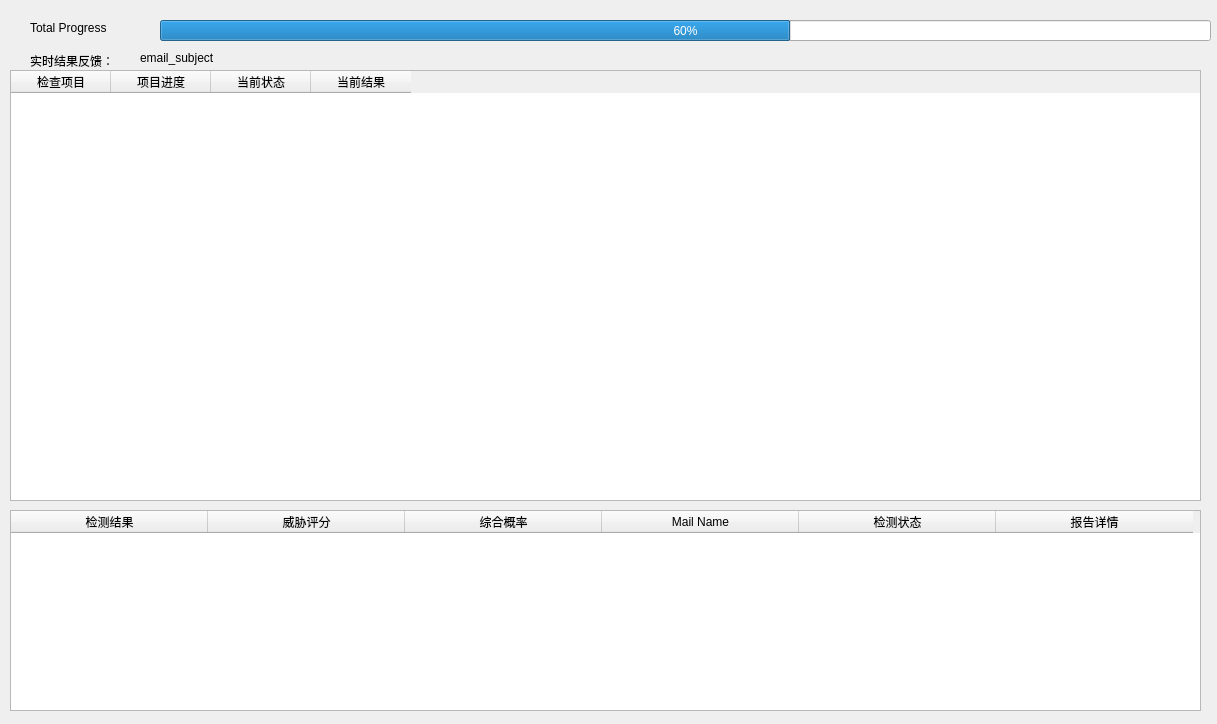
The window that ui/view/DetectReport.ui (LunziQwQ/Phishing-email-filter) describes before a commit, drawn with Qt 5.
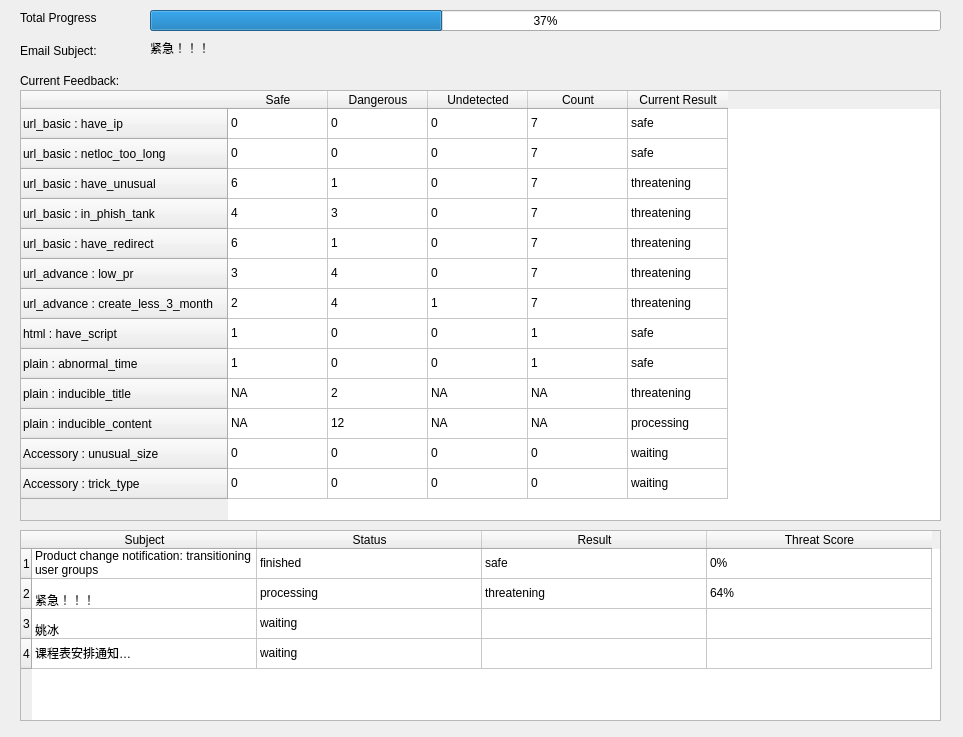
The same window after the commit.

Patch:
```diff
--- a/ui/view/DetectReport.ui
+++ b/ui/view/DetectReport.ui
@@ -6,8 +6,8 @@
    <rect>
     <x>0</x>
     <y>0</y>
-    <width>1217</width>
-    <height>724</height>
+    <width>963</width>
+    <height>737</height>
    </rect>
   </property>
   <property name="windowTitle">
@@ -16,21 +16,21 @@
   <widget class="QProgressBar" name="progressBar">
    <property name="geometry">
     <rect>
-     <x>160</x>
-     <y>20</y>
-     <width>1051</width>
+     <x>150</x>
+     <y>10</y>
+     <width>791</width>
      <height>21</height>
     </rect>
    </property>
    <property name="value">
-    <number>60</number>
+    <number>37</number>
    </property>
   </widget>
   <widget class="QLabel" name="label_2">
    <property name="geometry">
     <rect>
-     <x>30</x>
-     <y>20</y>
+     <x>20</x>
+     <y>10</y>
      <width>121</width>
      <height>16</height>
     </rect>
@@ -42,33 +42,38 @@
   <widget class="QTableWidget" name="tableWidget_2">
    <property name="geometry">
     <rect>
-     <x>10</x>
-     <y>510</y>
-     <width>1191</width>
-     <height>201</height>
+     <x>20</x>
+     <y>530</y>
+     <width>921</width>
+     <height>191</height>
     </rect>
    </property>
    <attribute name="horizontalHeaderDefaultSectionSize">
-    <number>197</number>
+    <number>225</number>
    </attribute>
-   <column>
+   <row>
     <property name="text">
-     <string>检测结果</string>
+     <string>1</string>
     </property>
-   </column>
-   <column>
+   </row>
+   <row>
     <property name="text">
-     <string>威胁评分</string>
+     <string>2</string>
     </property>
-   </column>
-   <column>
+   </row>
+   <row>
     <property name="text">
-     <string>综合概率</string>
+     <string>3</string>
     </property>
-   </column>
+   </row>
+   <row>
+    <property name="text">
+     <string>4</string>
+    </property>
+   </row>
    <column>
     <property name="text">
-     <string>Mail Name</string>
+     <string>Subject</string>
     </property>
     <property name="font">
      <font>
@@ -78,69 +83,554 @@
    </column>
    <column>
     <property name="text">
-     <string>检测状态</string>
+     <string>Status</string>
     </property>
    </column>
    <column>
     <property name="text">
-     <string>报告详情</string>
+     <string>Result</string>
     </property>
    </column>
+   <column>
+    <property name="text">
+     <string>Threat Score</string>
+    </property>
+   </column>
+   <item row="0" column="0">
+    <property name="text">
+     <string>Product change notification: transitioning user groups</string>
+    </property>
+   </item>
+   <item row="0" column="1">
+    <property name="text">
+     <string>finished</string>
+    </property>
+   </item>
+   <item row="0" column="2">
+    <property name="text">
+     <string>safe</string>
+    </property>
+   </item>
+   <item row="0" column="3">
+    <property name="text">
+     <string>0%</string>
+    </property>
+   </item>
+   <item row="1" column="0">
+    <property name="text">
+     <string>
+紧急！！！</string>
+    </property>
+   </item>
+   <item row="1" column="1">
+    <property name="text">
+     <string>processing</string>
+    </property>
+   </item>
+   <item row="1" column="2">
+    <property name="text">
+     <string>threatening</string>
+    </property>
+   </item>
+   <item row="1" column="3">
+    <property name="text">
+     <string>64%</string>
+    </property>
+   </item>
+   <item row="2" column="0">
+    <property name="text">
+     <string>
+姚冰</string>
+    </property>
+   </item>
+   <item row="2" column="1">
+    <property name="text">
+     <string>waiting</string>
+    </property>
+   </item>
+   <item row="3" column="0">
+    <property name="text">
+     <string>课程表安排通知
+</string>
+    </property>
+   </item>
+   <item row="3" column="1">
+    <property name="text">
+     <string>waiting</string>
+    </property>
+   </item>
   </widget>
   <widget class="QLabel" name="label">
    <property name="geometry">
     <rect>
-     <x>30</x>
-     <y>50</y>
-     <width>121</width>
-     <height>21</height>
-    </rect>
-   </property>
-   <property name="text">
-    <string>实时结果反馈：</string>
-   </property>
-  </widget>
-  <widget class="QTableWidget" name="tableWidget">
-   <property name="geometry">
-    <rect>
-     <x>10</x>
+     <x>20</x>
      <y>70</y>
-     <width>1191</width>
+     <width>161</width>
+     <height>21</height>
+    </rect>
+   </property>
+   <property name="text">
+    <string>Current Feedback:</string>
+   </property>
+  </widget>
+  <widget class="QTableWidget" name="tableWidget">
+   <property name="geometry">
+    <rect>
+     <x>20</x>
+     <y>90</y>
+     <width>921</width>
      <height>431</height>
     </rect>
    </property>
+   <property name="autoScrollMargin">
+    <number>0</number>
+   </property>
+   <property name="verticalScrollMode">
+    <enum>QAbstractItemView::ScrollPerPixel</enum>
+   </property>
+   <property name="horizontalScrollMode">
+    <enum>QAbstractItemView::ScrollPerPixel</enum>
+   </property>
+   <row>
+    <property name="text">
+     <string>url_basic : have_ip</string>
+    </property>
+   </row>
+   <row>
+    <property name="text">
+     <string>url_basic : netloc_too_long</string>
+    </property>
+   </row>
+   <row>
+    <property name="text">
+     <string>url_basic : have_unusual</string>
+    </property>
+   </row>
+   <row>
+    <property name="text">
+     <string>url_basic : in_phish_tank</string>
+    </property>
+   </row>
+   <row>
+    <property name="text">
+     <string>url_basic : have_redirect</string>
+    </property>
+   </row>
+   <row>
+    <property name="text">
+     <string>url_advance : low_pr</string>
+    </property>
+   </row>
+   <row>
+    <property name="text">
+     <string>url_advance : create_less_3_month</string>
+    </property>
+   </row>
+   <row>
+    <property name="text">
+     <string>html : have_script</string>
+    </property>
+   </row>
+   <row>
+    <property name="text">
+     <string>plain : abnormal_time</string>
+    </property>
+   </row>
+   <row>
+    <property name="text">
+     <string>plain : inducible_title</string>
+    </property>
+   </row>
+   <row>
+    <property name="text">
+     <string>plain : inducible_content</string>
+    </property>
+   </row>
+   <row>
+    <property name="text">
+     <string>Accessory : unusual_size</string>
+    </property>
+   </row>
+   <row>
+    <property name="text">
+     <string>Accessory : trick_type</string>
+    </property>
+   </row>
    <column>
     <property name="text">
-     <string>检查项目</string>
+     <string>Safe</string>
     </property>
    </column>
    <column>
     <property name="text">
-     <string>项目进度</string>
+     <string>Dangerous</string>
     </property>
    </column>
    <column>
     <property name="text">
-     <string>当前状态</string>
+     <string>Undetected</string>
     </property>
    </column>
    <column>
     <property name="text">
-     <string>当前结果</string>
+     <string>Count</string>
     </property>
    </column>
+   <column>
+    <property name="text">
+     <string>Current Result</string>
+    </property>
+   </column>
+   <item row="0" column="0">
+    <property name="text">
+     <string>0</string>
+    </property>
+   </item>
+   <item row="0" column="1">
+    <property name="text">
+     <string>0</string>
+    </property>
+   </item>
+   <item row="0" column="2">
+    <property name="text">
+     <string>0</string>
+    </property>
+   </item>
+   <item row="0" column="3">
+    <property name="text">
+     <string>7</string>
+    </property>
+   </item>
+   <item row="0" column="4">
+    <property name="text">
+     <string>safe</string>
+    </property>
+   </item>
+   <item row="1" column="0">
+    <property name="text">
+     <string>0</string>
+    </property>
+   </item>
+   <item row="1" column="1">
+    <property name="text">
+     <string>0</string>
+    </property>
+   </item>
+   <item row="1" column="2">
+    <property name="text">
+     <string>0</string>
+    </property>
+   </item>
+   <item row="1" column="3">
+    <property name="text">
+     <string>7</string>
+    </property>
+   </item>
+   <item row="1" column="4">
+    <property name="text">
+     <string>safe</string>
+    </property>
+   </item>
+   <item row="2" column="0">
+    <property name="text">
+     <string>6</string>
+    </property>
+   </item>
+   <item row="2" column="1">
+    <property name="text">
+     <string>1</string>
+    </property>
+   </item>
+   <item row="2" column="2">
+    <property name="text">
+     <string>0</string>
+    </property>
+   </item>
+   <item row="2" column="3">
+    <property name="text">
+     <string>7</string>
+    </property>
+   </item>
+   <item row="2" column="4">
+    <property name="text">
+     <string>threatening</string>
+    </property>
+   </item>
+   <item row="3" column="0">
+    <property name="text">
+     <string>4</string>
+    </property>
+   </item>
+   <item row="3" column="1">
+    <property name="text">
+     <string>3</string>
+    </property>
+   </item>
+   <item row="3" column="2">
+    <property name="text">
+     <string>0</string>
+    </property>
+   </item>
+   <item row="3" column="3">
+    <property name="text">
+     <string>7</string>
+    </property>
+   </item>
+   <item row="3" column="4">
+    <property name="text">
+     <string>threatening</string>
+    </property>
+   </item>
+   <item row="4" column="0">
+    <property name="text">
+     <string>6</string>
+    </property>
+   </item>
+   <item row="4" column="1">
+    <property name="text">
+     <string>1</string>
+    </property>
+   </item>
+   <item row="4" column="2">
+    <property name="text">
+     <string>0</string>
+    </property>
+   </item>
+   <item row="4" column="3">
+    <property name="text">
+     <string>7</string>
+    </property>
+   </item>
+   <item row="4" column="4">
+    <property name="text">
+     <string>threatening</string>
+    </property>
+   </item>
+   <item row="5" column="0">
+    <property name="text">
+     <string>3</string>
+    </property>
+   </item>
+   <item row="5" column="1">
+    <property name="text">
+     <string>4</string>
+    </property>
+   </item>
+   <item row="5" column="2">
+    <property name="text">
+     <string>0</string>
+    </property>
+   </item>
+   <item row="5" column="3">
+    <property name="text">
+     <string>7</string>
+    </property>
+   </item>
+   <item row="5" column="4">
+    <property name="text">
+     <string>threatening</string>
+    </property>
+   </item>
+   <item row="6" column="0">
+    <property name="text">
+     <string>2</string>
+    </property>
+   </item>
+   <item row="6" column="1">
+    <property name="text">
+     <string>4</string>
+    </property>
+   </item>
+   <item row="6" column="2">
+    <property name="text">
+     <string>1</string>
+    </property>
+   </item>
+   <item row="6" column="3">
+    <property name="text">
+     <string>7</string>
+    </property>
+   </item>
+   <item row="6" column="4">
+    <property name="text">
+     <string>threatening</string>
+    </property>
+   </item>
+   <item row="7" column="0">
+    <property name="text">
+     <string>1</string>
+    </property>
+   </item>
+   <item row="7" column="1">
+    <property name="text">
+     <string>0</string>
+    </property>
+   </item>
+   <item row="7" column="2">
+    <property name="text">
+     <string>0</string>
+    </property>
+   </item>
+   <item row="7" column="3">
+    <property name="text">
+     <string>1</string>
+    </property>
+   </item>
+   <item row="7" column="4">
+    <property name="text">
+     <string>safe</string>
+    </property>
+   </item>
+   <item row="8" column="0">
+    <property name="text">
+     <string>1</string>
+    </property>
+   </item>
+   <item row="8" column="1">
+    <property name="text">
+     <string>0</string>
+    </property>
+   </item>
+   <item row="8" column="2">
+    <property name="text">
+     <string>0</string>
+    </property>
+   </item>
+   <item row="8" column="3">
+    <property name="text">
+     <string>1</string>
+    </property>
+   </item>
+   <item row="8" column="4">
+    <property name="text">
+     <string>safe</string>
+    </property>
+   </item>
+   <item row="9" column="0">
+    <property name="text">
+     <string>NA</string>
+    </property>
+   </item>
+   <item row="9" column="1">
+    <property name="text">
+     <string>2</string>
+    </property>
+   </item>
+   <item row="9" column="2">
+    <property name="text">
+     <string>NA</string>
+    </property>
+   </item>
+   <item row="9" column="3">
+    <property name="text">
+     <string>NA</string>
+    </property>
+   </item>
+   <item row="9" column="4">
+    <property name="text">
+     <string>threatening</string>
+    </property>
+   </item>
+   <item row="10" column="0">
+    <property name="text">
+     <string>NA</string>
+    </property>
+   </item>
+   <item row="10" column="1">
+    <property name="text">
+     <string>12</string>
+    </property>
+   </item>
+   <item row="10" column="2">
+    <property name="text">
+     <string>NA</string>
+    </property>
+   </item>
+   <item row="10" column="3">
+    <property name="text">
+     <string>NA</string>
+    </property>
+   </item>
+   <item row="10" column="4">
+    <property name="text">
+     <string>processing</string>
+    </property>
+   </item>
+   <item row="11" column="0">
+    <property name="text">
+     <string>0</string>
+    </property>
+   </item>
+   <item row="11" column="1">
+    <property name="text">
+     <string>0</string>
+    </property>
+   </item>
+   <item row="11" column="2">
+    <property name="text">
+     <string>0</string>
+    </property>
+   </item>
+   <item row="11" column="3">
+    <property name="text">
+     <string>0</string>
+    </property>
+   </item>
+   <item row="11" column="4">
+    <property name="text">
+     <string>waiting</string>
+    </property>
+   </item>
+   <item row="12" column="0">
+    <property name="text">
+     <string>0</string>
+    </property>
+   </item>
+   <item row="12" column="1">
+    <property name="text">
+     <string>0</string>
+    </property>
+   </item>
+   <item row="12" column="2">
+    <property name="text">
+     <string>0</string>
+    </property>
+   </item>
+   <item row="12" column="3">
+    <property name="text">
+     <string>0</string>
+    </property>
+   </item>
+   <item row="12" column="4">
+    <property name="text">
+     <string>waiting</string>
+    </property>
+   </item>
   </widget>
   <widget class="QLabel" name="label_3">
    <property name="geometry">
     <rect>
-     <x>140</x>
-     <y>50</y>
+     <x>150</x>
+     <y>40</y>
      <width>141</width>
      <height>16</height>
     </rect>
    </property>
    <property name="text">
-    <string>email_subject</string>
+    <string>紧急！！！</string>
+   </property>
+  </widget>
+  <widget class="QLabel" name="label_4">
+   <property name="geometry">
+    <rect>
+     <x>20</x>
+     <y>40</y>
+     <width>121</width>
+     <height>21</height>
+    </rect>
+   </property>
+   <property name="text">
+    <string>Email Subject:</string>
    </property>
   </widget>
  </widget>
```
Left out of the diff: 12 changed lines with no effect on the pictures.
